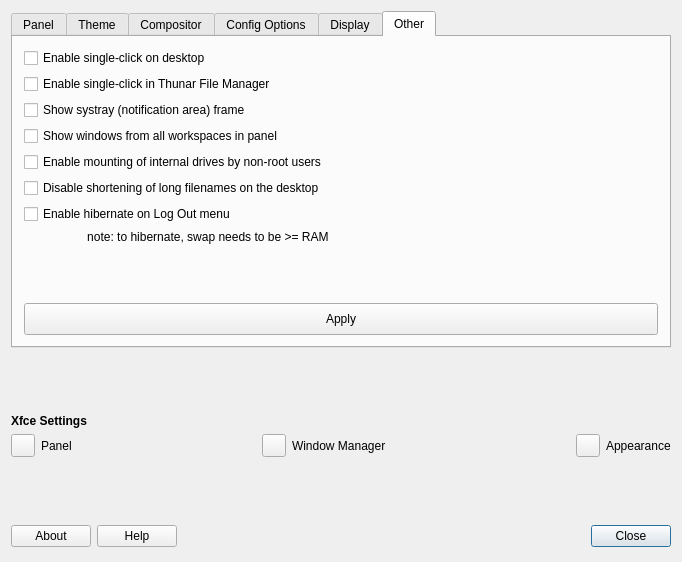
MX-Linux/mx-tweak, file defaultlook.ui: the form before one commit.
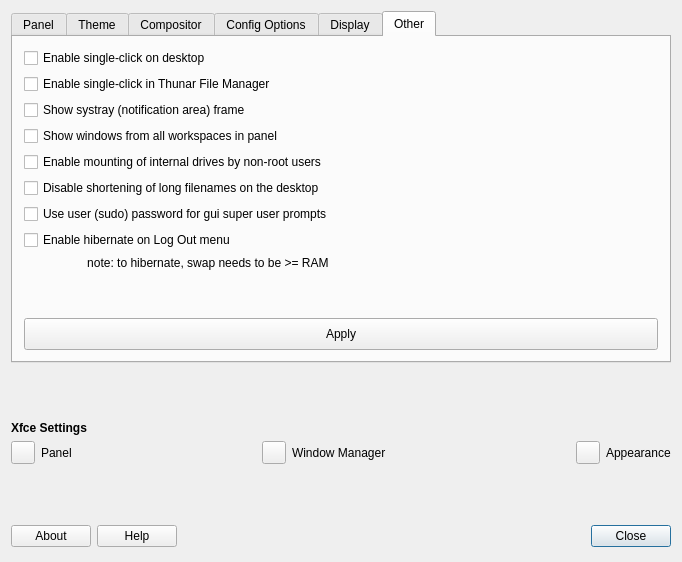
The form after the commit. The open tabs and pages were chosen to show the change. Icons and pictures are not drawn.

Commit message: add user password for authentication option

Patch:
```diff
--- a/defaultlook.ui
+++ b/defaultlook.ui
@@ -1129,7 +1129,7 @@
              </property>
             </widget>
            </item>
-           <item row="9" column="0">
+           <item row="10" column="0">
             <widget class="QPushButton" name="ButtonApplyEtc">
              <property name="minimumSize">
               <size>
@@ -1146,7 +1146,7 @@
              </property>
             </widget>
            </item>
-           <item row="8" column="0">
+           <item row="9" column="0">
             <spacer name="verticalSpacer_6">
              <property name="orientation">
               <enum>Qt::Vertical</enum>
@@ -1187,20 +1187,27 @@
              </property>
             </widget>
            </item>
-           <item row="6" column="0">
+           <item row="7" column="0">
             <widget class="QCheckBox" name="checkBoxHibernate">
              <property name="text">
               <string>Enable hibernate on Log Out menu </string>
              </property>
             </widget>
            </item>
-           <item row="7" column="0">
+           <item row="8" column="0">
             <widget class="QLabel" name="label_hibernate">
              <property name="text">
               <string>                   note: to hibernate, swap needs to be &gt;= RAM</string>
              </property>
             </widget>
            </item>
+           <item row="6" column="0">
+            <widget class="QCheckBox" name="checkBoxSudoOverride">
+             <property name="text">
+              <string>Use user (sudo) password for gui super user prompts</string>
+             </property>
+            </widget>
+           </item>
           </layout>
          </item>
         </layout>
```
Left out of the diff: 2 changed lines with no effect on the pictures. The commit also changes 5 other files.
